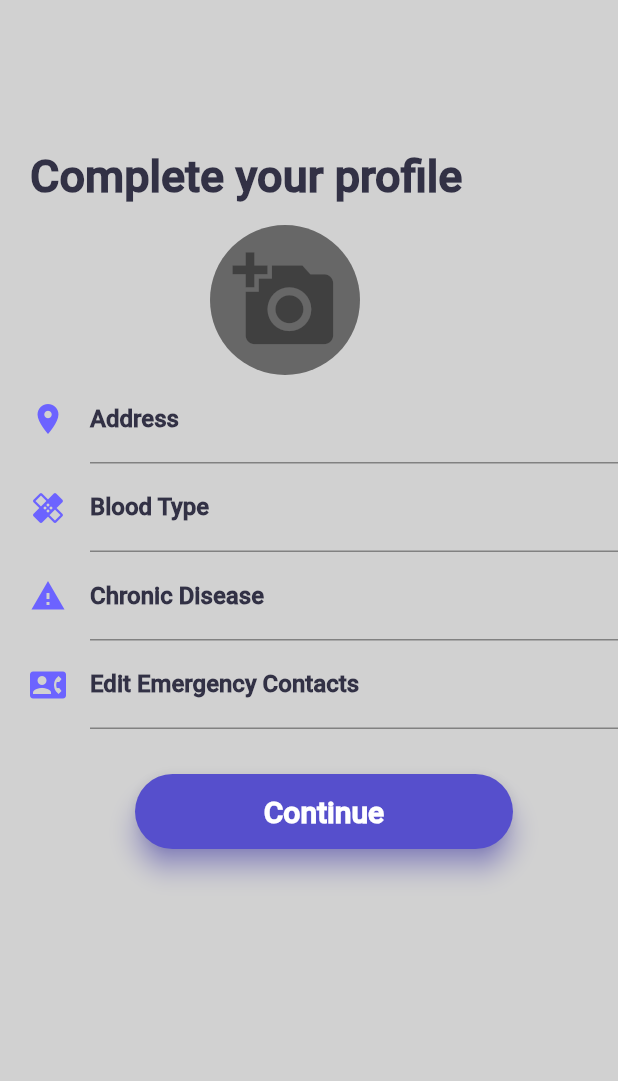
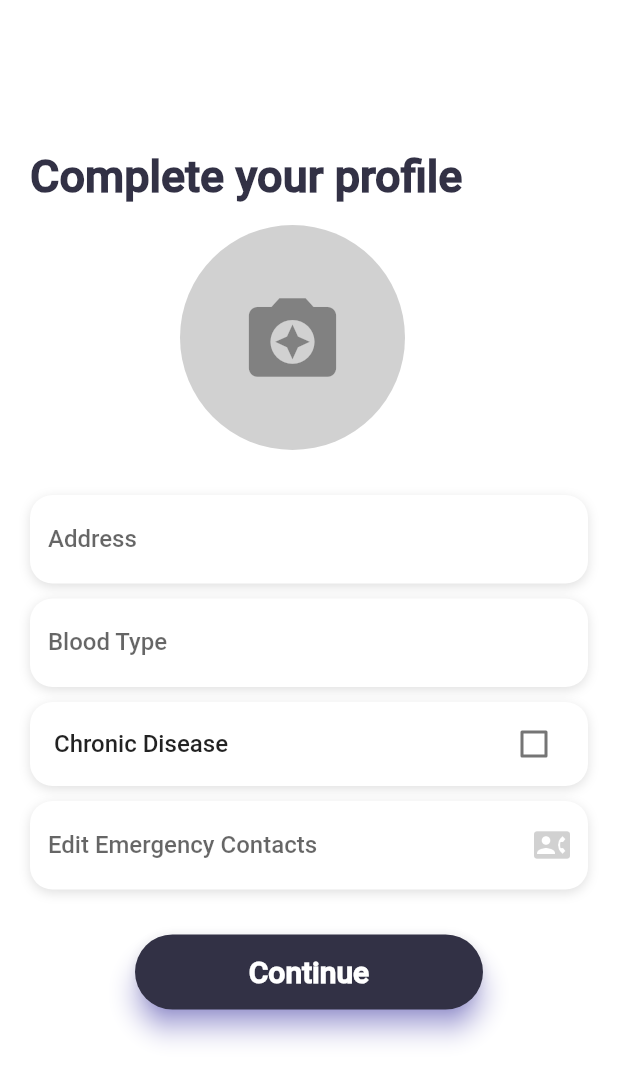
Before and after one commit to omarsaleh97/Personal-Saftey, a Flutter app: the SignUpSuccessful screen opened directly, on a phone screen of 412 x 824 dp. Shown: the top 1081 px of the screen. Run offline on Flutter 3.47's test engine with Material 2 defaults, Android fonts, the phone set to English and light mode, and no system bars; our stand-ins replace flutter_svg; Roboto replaces fonts that are missing (Ropoto).

Commit message:
new files

```diff
--- a/lib/Auth/signupSuccessful.dart
+++ b/lib/Auth/signupSuccessful.dart
@@ -1,5 +1,6 @@
 import 'package:flutter/material.dart';
 import 'package:personal_safety/componants/color.dart';
+import 'package:personal_safety/componants/constant.dart';
 
 class SignUpSuccessful extends StatefulWidget {
   @override
@@ -7,14 +8,38 @@
 }
 
 class _SignUpSuccessfulState extends State<SignUpSuccessful> {
+  bool value = false;
+  var _chronicDisease = [
+    'Chronic Disease',
+    'Chronic kidney disease',
+    'Diabetes',
+    'Cancer',
+    'Heart Condition',
+    'Virus C',
+    'Alzheimer\'s'
+  ];
+
+  Map<String, bool> values = {
+    'Chronic Disease': false,
+    'Chronic kidney disease': false,
+    'Diabetes': false,
+    'Cancer': false,
+    'Heart Condition': false,
+    'Virus C': false,
+    'Alzheimer\'s': false,
+  };
+
+  var _currentItemSelected = 'Chronic Disease';
+
   final _formKey = GlobalKey<FormState>();
 
   @override
   Widget build(BuildContext context) {
     return Scaffold(
-        backgroundColor: grey,
+      backgroundColor: Colors.white,
       body: SingleChildScrollView(
-            child: Stack(children: <Widget>[
+        child: Stack(
+          children: <Widget>[
             Padding(
               padding: const EdgeInsets.only(top: 100.0, left: 20),
               child: Text(
@@ -26,84 +51,138 @@
               ),
             ),
             Padding(
-            padding: const EdgeInsets.only(top: 150, left: 140),
+              padding: const EdgeInsets.only(top: 150, left: 120),
+              child: Container(
+                width: 150,
+                height: 150,
+                decoration: BoxDecoration(
+                    color: grey, borderRadius: BorderRadius.circular(150)),
                 child: CircleAvatar(
                   radius: 50,
                   child: IconButton(
-                  icon: Icon(Icons.add_a_photo),
+                      icon: Icon(Icons.camera_enhance),
                       iconSize: 70,
-                  color: grey,
+                      color: Colors.white,
                       onPressed: null),
-              backgroundColor: greyIcon,
+                  backgroundColor: Colors.transparent,
+                ),
               ),
             ),
             Padding(
-            padding: const EdgeInsets.only(top: 250.0, left: 20),
+              padding: const EdgeInsets.only(top: 330.0, left: 20, right: 20),
               child: Form(
                 key: _formKey,
                 child: Column(
                   children: <Widget>[
-                  TextFormField(
+                    Container(
+                      alignment: Alignment.centerLeft,
+                      decoration: kBoxDecorationStyle,
+                      child: TextField(
                         decoration: InputDecoration(
-                      icon: Icon(
-                        Icons.location_on,
-                        color: secondary,
-                      ),
-                      labelText: "Address",
-                      labelStyle: TextStyle(
-                          fontFamily: 'Ropoto',
-                          fontWeight: FontWeight.bold,
-                          color: primaryColor),
-                      focusedBorder: UnderlineInputBorder(
-                        borderSide: BorderSide(color: Accent1),
+                          errorBorder: InputBorder.none,
+                          border: InputBorder.none,
+//                        icon: Icon(
+//                          Icons.location_on,
+//                          color: grey,
+//                        ),
+                          labelText: "   Address",
                         ),
                       ),
                     ),
-                  TextFormField(
+                    SizedBox(
+                      height: 10,
+                    ),
+                    Container(
+                      alignment: Alignment.centerLeft,
+                      decoration: kBoxDecorationStyle,
+                      child: TextFormField(
                         decoration: InputDecoration(
-                      icon: Icon(
-                        Icons.healing,
-                        color: secondary,
-                      ),
-                      labelText: "Blood Type",
-                      labelStyle: TextStyle(
-                          fontFamily: 'Ropoto',
-                          fontWeight: FontWeight.bold,
-                          color: primaryColor),
-                      focusedBorder: UnderlineInputBorder(
-                        borderSide: BorderSide(color: Accent1),
+                          errorBorder: InputBorder.none,
+                          border: InputBorder.none,
+//                        icon: Icon(
+//                          Icons.healing,
+//                          color: secondary,
+//                        ),
+
+                          labelText: "   Blood Type",
                         ),
                       ),
                     ),
-                  TextFormField(
-                    decoration: InputDecoration(
-                      icon: Icon(
-                        Icons.report_problem,
-                        color: secondary,
+//                  SizedBox(height: 10,),
+//                  Container(
+//                    height: 60,
+//                    alignment: Alignment.centerLeft,
+//                    decoration: kBoxDecorationStyle,
+//
+//                    child: DropdownButtonFormField<String>(
+//                      decoration: InputDecoration.collapsed(hintText: ''),
+//                      items: _chronicDisease.map((String dropDownStringItem) {
+//
+//                        return DropdownMenuItem<String>(
+//                          value: dropDownStringItem,
+//                          child: Text(dropDownStringItem),
+//                        );
+//                      }).toList(),
+//                      onChanged: (String newValueSelected){
+//
+//                        setState(() {
+//                          this._currentItemSelected=newValueSelected;
+//                        });
+//                      },
+//                      value: _currentItemSelected,
+//                    ),
+//                  ),
+                    SizedBox(
+                      height: 10,
                     ),
-                      labelText: "Chronic Disease",
-                      labelStyle: TextStyle(
-                          fontFamily: 'Ropoto',
-                          fontWeight: FontWeight.bold,
-                          color: primaryColor),
-                      focusedBorder: UnderlineInputBorder(
-                        borderSide: BorderSide(color: Accent1),
+
+                    Container(
+                      decoration: kBoxDecorationStyle,
+                      child: CheckboxListTile(
+                        value: value,
+                        onChanged: onChange,
+                        title: Text("Chronic Disease"),
                       ),
                     ),
+
+//                    Container(
+//                      alignment: Alignment.centerLeft,
+//                      decoration: kBoxDecorationStyle,
+//                      child: TextFormField(
+//                        decoration: InputDecoration(
+//                            border: OutlineInputBorder(
+//                                borderRadius: BorderRadius.circular(15)),
+//
+////                        icon: Icon(
+////                          Icons.report_problem,
+////                          color: secondary,
+////                        ),
+//                            labelText: "Chronic Disease",
+//                            labelStyle: kLabelStyle),
+//                      ),
+//                    ),
+
+                    SizedBox(
+                      height: 10,
                     ),
-                  TextFormField(
+
+                    Container(
+                      alignment: Alignment.centerLeft,
+                      decoration: kBoxDecorationStyle,
+                      child: TextFormField(
                         decoration: InputDecoration(
-                      icon: Icon(
+                          suffixIcon: Icon(
                             Icons.contact_phone,
-                        color: secondary,
+                            color: grey,
                           ),
-                      labelText: "Edit Emergency Contacts",
-                      labelStyle: TextStyle(
-                          fontFamily: 'Ropoto',
-                          fontWeight: FontWeight.bold,
-                          color: primaryColor),
-                      focusedBorder: UnderlineInputBorder(
-                        borderSide: BorderSide(color: Accent1),
+                          errorBorder: InputBorder.none,
+                          border: InputBorder.none,
+
+//                        icon: Icon(
+//                          Icons.contact_phone,
+//                          color: grey,
+//                        ),
+                          labelText: "   Edit Emergency Contacts",
                         ),
                       ),
                     ),
@@ -116,7 +195,7 @@
                         child: Material(
                           borderRadius: BorderRadius.circular(30.0),
                           shadowColor: secondary,
-                        color: secondaryDark,
+                          color: primaryColor,
                           elevation: 7.0,
                           child: GestureDetector(
                             onTap: () {
@@ -124,7 +203,6 @@
                               if (_formKey.currentState.validate()) {
                                 // If the form is valid, display a snackbar. In the real world,
                                 // you'd often call a server or save the information in a database.
-
 
                               }
                             },
@@ -146,6 +224,34 @@
                 ),
               ),
             )
-        ])));
+          ],
+        ),
+      ),
+    );
+  }
+
+  void onChange(bool newVal) {
+    setState(() {
+      value = newVal;
+    });
+    if (newVal == true) {
+      ChoronicDisease(true);
     }
   }
+
+  Widget ChoronicDisease(bool val) {
+    ListView(
+      children: values.keys.map((String key) {
+        return CheckboxListTile(
+          title: Text("ChoronicDisease"),
+          value: values[key],
+          onChanged: (bool value) {
+            setState(() {
+              values[key] = value;
+            });
+          },
+        );
+      }).toList(),
+    );
+  }
+}
--- /dev/null
+++ b/lib/componants/constant.dart
@@ -0,0 +1,28 @@
+import 'package:flutter/material.dart';
+import 'package:personal_safety/componants/color.dart';
+
+
+
+final kHintStyle =  TextStyle(
+color: Colors.grey,
+
+);
+
+final kLabelStyle = TextStyle(
+  color: Colors.grey,
+  fontWeight: FontWeight.w400,
+  fontFamily: 'OpenSans',
+);
+
+final kBoxDecorationStyle = BoxDecoration(
+  color: Colors.white,
+
+  borderRadius: BorderRadius.circular(15.0),
+  boxShadow: [
+    BoxShadow(
+      color: Colors.black12,
+      blurRadius: 6.0,
+      offset: Offset(0, 2),
+    ),
+  ],
+);
```
Also changed, not shown: lib/Auth/forgetPassword.dart (+11 -13 lines), lib/Auth/login.dart (+23 -30 lines), lib/Auth/logout.dart (+11 -5 lines), lib/Auth/newPassword.dart (+58 -51 lines), lib/Auth/signup.dart (+69 -76 lines), lib/componants/mediaQuery.dart (added, +16 -0 lines), lib/componants/paint.dart (added, +66 -0 lines), lib/componants/paintTheme.dart (added, +10 -0 lines), lib/main.dart (+13 -0 lines). Lines whose indentation alone changed are shown as unchanged.
